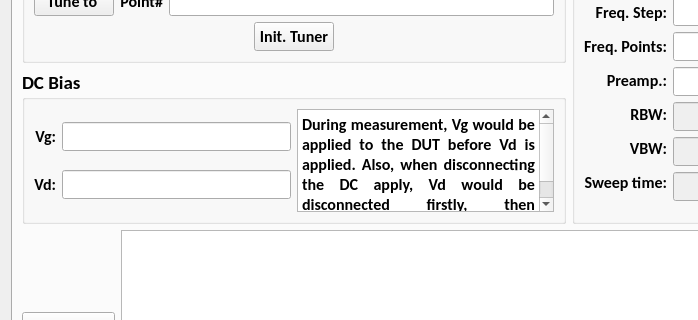
tickyboy/GaNology_remote, file Ui_Lib/Tuner_noise_calibration.ui: the form before one commit; both pictures show x 0 to 698 and y 234 to 554 of the 832 by 678 pixel window.
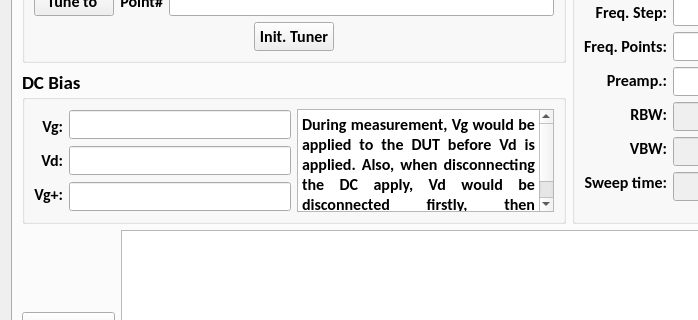
The form after the commit.

Patch:
```diff
--- a/Ui_Lib/Tuner_noise_calibration.ui
+++ b/Ui_Lib/Tuner_noise_calibration.ui
@@ -1039,8 +1039,8 @@
       <attribute name="title">
        <string>NF Measurement</string>
       </attribute>
-      <layout class="QGridLayout" name="gridLayout_10">
-       <item row="0" column="0" colspan="2">
+      <layout class="QVBoxLayout" name="verticalLayout_16">
+       <item>
         <layout class="QGridLayout" name="gridLayout_9">
          <item row="0" column="0">
           <widget class="QGroupBox" name="groupBox_4">
@@ -1620,10 +1620,12 @@
            <property name="title">
             <string>DC Bias</string>
            </property>
-           <layout class="QGridLayout" name="gridLayout_11">
-            <item row="0" column="0">
              <layout class="QGridLayout" name="gridLayout_8">
               <item row="0" column="0">
+             <layout class="QHBoxLayout" name="horizontalLayout_12">
+              <item>
+               <layout class="QVBoxLayout" name="verticalLayout_14">
+                <item>
                <widget class="QLabel" name="label_29">
                 <property name="sizePolicy">
                  <sizepolicy hsizetype="Preferred" vsizetype="Fixed">
@@ -1650,16 +1652,7 @@
                 </property>
                </widget>
               </item>
-              <item row="0" column="1">
-               <widget class="QLineEdit" name="Vg_edit">
-                <property name="font">
-                 <font>
-                  <pointsize>12</pointsize>
-                 </font>
-                </property>
-               </widget>
-              </item>
-              <item row="1" column="0">
+                <item>
                <widget class="QLabel" name="label_30">
                 <property name="sizePolicy">
                  <sizepolicy hsizetype="Preferred" vsizetype="Fixed">
@@ -1686,7 +1679,47 @@
                 </property>
                </widget>
               </item>
-              <item row="1" column="1">
+                <item>
+                 <widget class="QLabel" name="label_31">
+                  <property name="sizePolicy">
+                   <sizepolicy hsizetype="Preferred" vsizetype="Fixed">
+                    <horstretch>0</horstretch>
+                    <verstretch>0</verstretch>
+                   </sizepolicy>
+                  </property>
+                  <property name="font">
+                   <font>
+                    <family>Calibri</family>
+                    <pointsize>12</pointsize>
+                    <weight>75</weight>
+                    <bold>true</bold>
+                   </font>
+                  </property>
+                  <property name="layoutDirection">
+                   <enum>Qt::LeftToRight</enum>
+                  </property>
+                  <property name="text">
+                   <string>Vg+:</string>
+                  </property>
+                  <property name="alignment">
+                   <set>Qt::AlignRight|Qt::AlignTrailing|Qt::AlignVCenter</set>
+                  </property>
+                 </widget>
+                </item>
+               </layout>
+              </item>
+              <item>
+               <layout class="QVBoxLayout" name="verticalLayout_15">
+                <item>
+                 <widget class="QLineEdit" name="Vg_edit">
+                  <property name="font">
+                   <font>
+                    <pointsize>12</pointsize>
+                   </font>
+                  </property>
+                 </widget>
+                </item>
+                <item>
                <widget class="QLineEdit" name="Vd_edit">
                 <property name="font">
                  <font>
@@ -1695,6 +1728,20 @@
                 </property>
                </widget>
               </item>
+                <item>
+                 <widget class="QLineEdit" name="Vg_positive_edit">
+                  <property name="font">
+                   <font>
+                    <pointsize>12</pointsize>
+                   </font>
+                  </property>
+                  <property name="text">
+                   <string/>
+                  </property>
+                 </widget>
+                </item>
+               </layout>
+              </item>
              </layout>
             </item>
             <item row="0" column="1">
@@ -1713,7 +1760,9 @@
          </item>
         </layout>
        </item>
-       <item row="1" column="0">
+       <item>
+        <layout class="QHBoxLayout" name="horizontalLayout_13">
+         <item>
         <layout class="QVBoxLayout" name="verticalLayout_11">
          <property name="sizeConstraint">
           <enum>QLayout::SetFixedSize</enum>
@@ -1758,7 +1807,7 @@
          </item>
         </layout>
        </item>
-       <item row="1" column="1">
+         <item>
         <widget class="QTextBrowser" name="textBrowser_LOG_NF">
          <property name="sizePolicy">
           <sizepolicy hsizetype="MinimumExpanding" vsizetype="Fixed">
@@ -1780,6 +1829,8 @@
 &lt;p style=&quot;-qt-paragraph-type:empty; margin-top:0px; margin-bottom:0px; margin-left:0px; margin-right:0px; -qt-block-indent:0; text-indent:0px;&quot;&gt;&lt;br /&gt;&lt;/p&gt;&lt;/body&gt;&lt;/html&gt;</string>
          </property>
         </widget>
+         </item>
+        </layout>
        </item>
       </layout>
      </widget>
```
Lines whose indentation alone changed are shown as unchanged.
